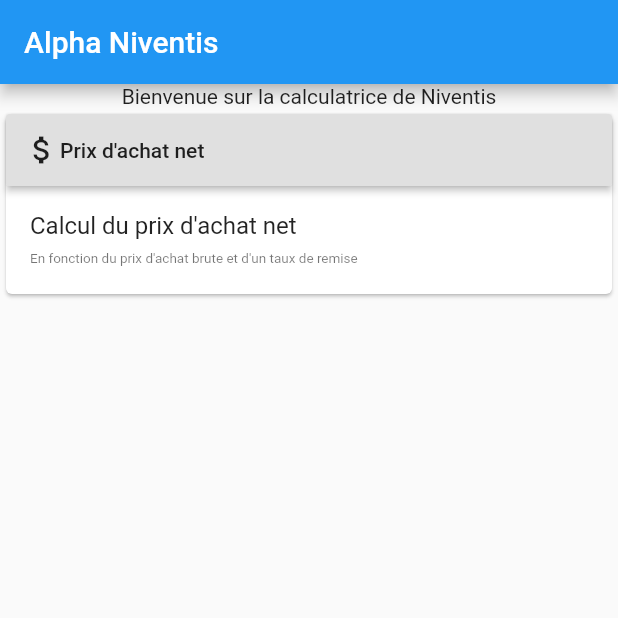
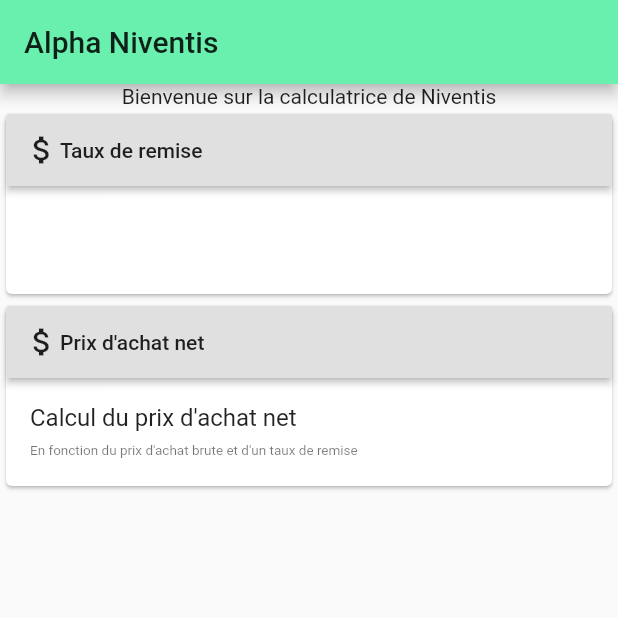
Before and after one commit to mspr-epsi-dev/APP-Niventis, a Flutter app: the screen it shows after launch, on a phone screen of 412 x 824 dp, the top half of it. Run offline on Flutter 3.47's test engine with Material 2 defaults, Android fonts, the phone set to English and light mode, and no system bars; missing offline and left inert: angular, angular_components.

Commit message:
Factorisation widget card et dialog calcul

```diff
--- /dev/null
+++ b/lib/card.dart
@@ -0,0 +1,135 @@
+import 'package:flutter/material.dart';
+import 'package:flutter/widgets.dart';
+
+class _CalculCardWidgetState extends State<CalculCardWidget> {
+  double pAchatBrut = 0;
+  double tauxRemise = 0;
+  double _resCalcul = 0;
+
+  @override
+  Widget build(BuildContext context) {
+    return Card(
+      child: Column(
+        mainAxisSize: MainAxisSize.min,
+        children: <Widget>[
+          RaisedButton(
+            padding: EdgeInsets.all(12.0),
+            child: Row(
+              // Replace with a Row for horizontal icon + text
+              children: <Widget>[Icon(Icons.attach_money), Text(widget.titre)],
+            ),
+            onPressed: () {
+              _showDialog(context);
+            },
+          ),
+          ListTile(
+            title: Text(widget.superDescription),
+            subtitle: Text(
+              widget.description,
+              style: TextStyle(
+                fontSize: 9,
+              ),
+            ),
+          ),
+        ],
+      ),
+    );
+  }
+
+  void _showDialog(BuildContext context) {
+    void _setResCalcul() {
+      setState(() {
+        _resCalcul = pAchatBrut * (1 - tauxRemise);
+      });
+    }
+
+    showDialog(
+      context: context,
+      builder: (BuildContext context) {
+        // return object of type Dialog
+        return SimpleDialog(
+          title: new Text(widget.dialog.titre),
+          children: <Widget>[
+            new SimpleDialogOption(
+              child: new Row(
+                children: <Widget>[
+                  new Expanded(
+                    child: new TextField(
+                      autofocus: true,
+                      decoration: new InputDecoration(
+                          labelText: widget.dialog.labelGauche,
+                          labelStyle: TextStyle(
+                            fontSize: 12,
+                          )),
+                      keyboardType: TextInputType.number,
+                      onChanged: (newVal) {
+                        pAchatBrut = double.parse(newVal);
+                        _setResCalcul();
+                      },
+                    ),
+                  ),
+                  new Expanded(
+                    child: new TextField(
+                      decoration: new InputDecoration(
+                          labelText: widget.dialog.labelDroite,
+                          labelStyle: TextStyle(
+                            fontSize: 12,
+                          )),
+                      keyboardType: TextInputType.number,
+                      onChanged: (newVal) {
+                        tauxRemise = double.parse(newVal) / 100;
+                        _setResCalcul();
+                      },
+                    ),
+                  ),
+                ],
+              ),
+            ),
+            new SimpleDialogOption(
+              child: new Text(widget.dialog.labelResultat + " " + ": $_resCalcul€"),
+            ),
+            new SimpleDialogOption(
+              child: new FlatButton(
+                child: new Text("Fermer"),
+                onPressed: () {
+                  Navigator.of(context).pop();
+                },
+              ),
+            ),
+          ],
+        );
+      },
+    );
+  }
+}
+
+class CalculCardWidget extends StatefulWidget {
+  const CalculCardWidget(
+      {Key key,
+      this.titre,
+      this.superDescription,
+      this.description,
+      this.dialog})
+      : super(key: key);
+
+  final String titre;
+
+  final String superDescription;
+
+  final String description;
+
+  final CardDialog dialog;
+
+  @override
+  _CalculCardWidgetState createState() => _CalculCardWidgetState();
+}
+
+class CardDialog {
+  final String titre;
+  final String labelGauche;
+  final String labelDroite;
+  final String labelResultat;
+
+  const CardDialog({this.titre, this.labelGauche, this.labelDroite,
+      this.labelResultat});
+}
--- a/lib/main.dart
+++ b/lib/main.dart
@@ -1,5 +1,6 @@
 import 'package:flutter/material.dart';
 import 'package:flutter/widgets.dart';
+import 'card.dart';
 
 void main() => runApp(MyApp());
 
@@ -10,16 +11,7 @@
     return MaterialApp(
       title: 'Niventis Application',
       theme: ThemeData(
-        // This is the theme of your application.
-        //
-        // Try running your application with "flutter run". You'll see the
-        // application has a blue toolbar. Then, without quitting the app, try
-        // changing the primarySwatch below to Colors.green and then invoke
-        // "hot reload" (press "r" in the console where you ran "flutter run",
-        // or simply save your changes to "hot reload" in a Flutter IDE).
-        // Notice that the counter didn't reset back to zero; the application
-        // is not restarted.
-        primarySwatch: Colors.blue,
+        primaryColor: Colors.greenAccent,
       ),
       home: MyHomePage(title: 'Alpha Niventis'),
     );
@@ -29,15 +21,6 @@
 class MyHomePage extends StatefulWidget {
   MyHomePage({Key key, this.title}) : super(key: key);
 
-  // This widget is the home page of your application. It is stateful, meaning
-  // that it has a State object (defined below) that contains fields that affect
-  // how it looks.
-
-  // This class is the configuration for the state. It holds the values (in this
-  // case the title) provided by the parent (in this case the App widget) and
-  // used by the build method of the State. Fields in a Widget subclass are
-  // always marked "final".
-
   final String title;
 
   @override
@@ -45,6 +28,63 @@
 }
 
 class _MyHomePageState extends State<MyHomePage> {
+  @override
+  Widget build(BuildContext context) {
+    return Scaffold(
+      appBar: AppBar(
+        title: Text(widget.title),
+      ),
+      body: Center(
+        child: Column(
+          mainAxisAlignment: MainAxisAlignment.start,
+          children: <Widget>[
+            Text('Bienvenue sur la calculatrice de Niventis'),
+            CalculCardWidget(
+              titre : "Taux de remise",
+              superDescription: "",
+              description: "",
+              dialog: CardDialog(
+                titre: "test",
+                labelGauche: "test",
+                labelDroite: "test",
+                labelResultat: "fez"
+              ),
+            ),
+            Card(
+              child: Column(
+                mainAxisSize: MainAxisSize.min,
+                children: <Widget>[
+                  RaisedButton(
+                    padding: EdgeInsets.all(12.0),
+                    child: Row(
+                      // Replace with a Row for horizontal icon + text
+                      children: <Widget>[
+                        Icon(Icons.attach_money),
+                        Text("Prix d\'achat net")
+                      ],
+                    ),
+                    onPressed: () {
+                      _showDialog(context);
+                    },
+                  ),
+                  const ListTile(
+                    title: Text('Calcul du prix d\'achat net'),
+                    subtitle: Text(
+                      'En fonction du prix d\'achat brute et d\'un taux de remise',
+                      style: TextStyle(
+                        fontSize: 9,
+                      ),
+                    ),
+                  ),
+                ],
+              ),
+            ),
+          ],
+        ),
+      ), // This trailing comma makes auto-formatting nicer for build methods.
+    );
+  }
+
   void _showDialog(BuildContext context) {
     double pAchatBrut = 0;
     double tauxRemise = 0;
@@ -114,76 +154,4 @@
       },
     );
   }
-
-  @override
-  Widget build(BuildContext context) {
-    // This method is rerun every time setState is called, for instance as done
-    // by the _incrementCounter method above.
-    //
-    // The Flutter framework has been optimized to make rerunning build methods
-    // fast, so that you can just rebuild anything that needs updating rather
-    // than having to individually change instances of widgets.
-    return Scaffold(
-      appBar: AppBar(
-        // Here we take the value from the MyHomePage object that was created by
-        // the App.build method, and use it to set our appbar title.
-        title: Text(widget.title),
-      ),
-      body: Center(
-        // Center is a layout widget. It takes a single child and positions it
-        // in the middle of the parent.
-        child: Column(
-          // Column is also layout widget. It takes a list of children and
-          // arranges them vertically. By default, it sizes itself to fit its
-          // children horizontally, and tries to be as tall as its parent.
-          //
-          // Invoke "debug painting" (press "p" in the console, choose the
-          // "Toggle Debug Paint" action from the Flutter Inspector in Android
-          // Studio, or the "Toggle Debug Paint" command in Visual Studio Code)
-          // to see the wireframe for each widget.
-          //
-          // Column has various properties to control how it sizes itself and
-          // how it positions its children. Here we use mainAxisAlignment to
-          // center the children vertically; the main axis here is the vertical
-          // axis because Columns are vertical (the cross axis would be
-          // horizontal).
-          mainAxisAlignment: MainAxisAlignment.start,
-          children: <Widget>[
-            Text(
-              'Bienvenue sur la calculatrice de Niventis',
-            ),
-            Card(
-              child: Column(
-                mainAxisSize: MainAxisSize.min,
-                children: <Widget>[
-                  RaisedButton(
-                    padding: EdgeInsets.all(12.0),
-                    child: Row(
-                      // Replace with a Row for horizontal icon + text
-                      children: <Widget>[
-                        Icon(Icons.attach_money),
-                        Text("Prix d\'achat net")
-                      ],
-                    ),
-                    onPressed: () {
-                      _showDialog(context);
-                    },
-                  ),
-                  const ListTile(
-                    title: Text('Calcul du prix d\'achat net'),
-                    subtitle: Text(
-                      'En fonction du prix d\'achat brute et d\'un taux de remise',
-                      style: TextStyle(
-                        fontSize: 9,
-                      ),
-                    ),
-                  ),
-                ],
-              ),
-            ),
-          ],
-        ),
-      ), // This trailing comma makes auto-formatting nicer for build methods.
-    );
-  }
 }
```
